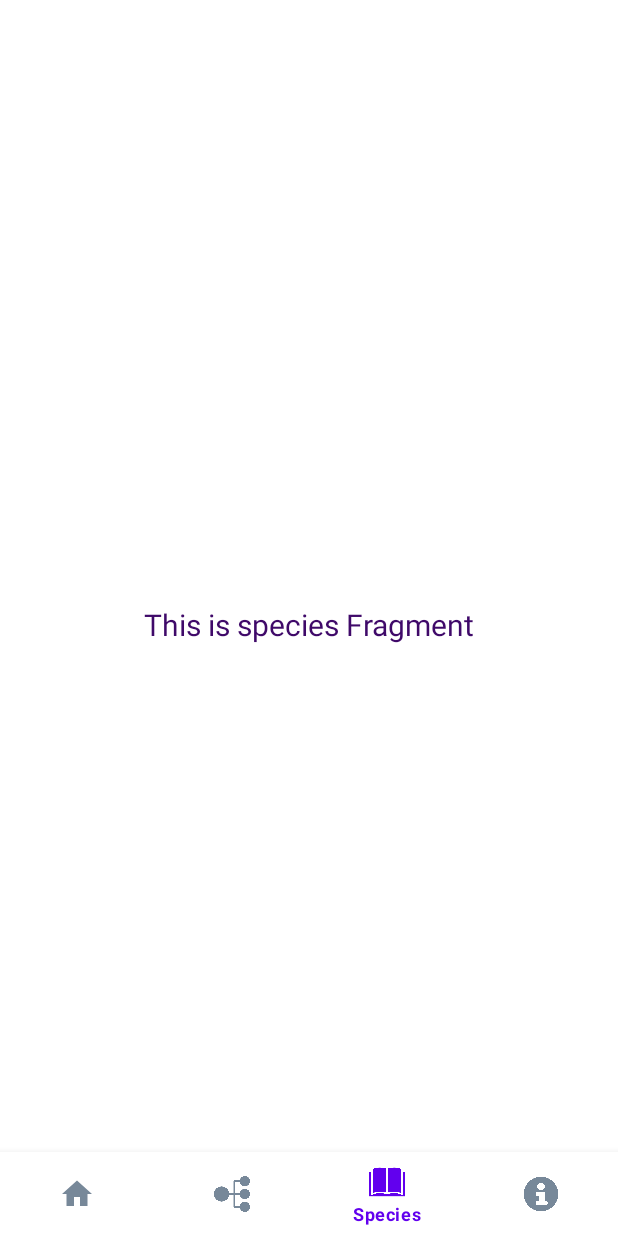
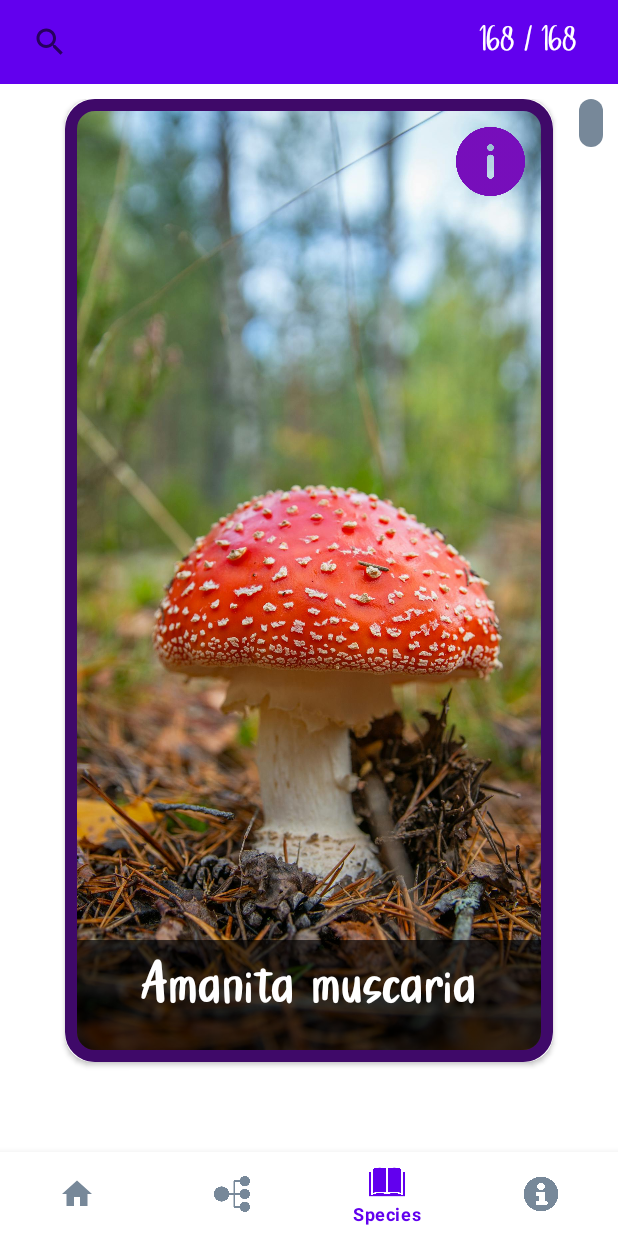
Before and after one commit to RP272/Mobile-Application-for-Mushroom-Species-Classification-Using-Neural-Networks, an Android app: the SpeciesFragment screen opened through its navigation route, item 3 of the bottom bar chosen, on a phone screen of 412 x 824 dp. Run offline under Robolectric (Android 15) with nearby library versions, the phone set to English and light mode, and no system bars; our stand-ins replace navigation-ui; libraries missing offline, so code that uses them is left out: org.pytorch; 1 statement that could not run was skipped.

Commit message:
feat: species fragment view with vertical RecyclerView display of mushroom species recognized by the classifier

```diff
--- a/mobile/app/build.gradle.kts
+++ b/mobile/app/build.gradle.kts
@@ -51,6 +51,7 @@ dependencies {
     implementation(libs.pytorch.android.lite)
     implementation(libs.pytorch.android.torchvision.lite)
     implementation(libs.kotlinx.serialization.json)
+    implementation(libs.androidx.recyclerview)
     testImplementation(libs.junit)
     androidTestImplementation(libs.androidx.junit)
     androidTestImplementation(libs.androidx.espresso.core)
--- a/mobile/app/src/main/java/com/example/mushroomclassifier/ui/species/SpeciesFragment.kt
+++ b/mobile/app/src/main/java/com/example/mushroomclassifier/ui/species/SpeciesFragment.kt
@@ -4,14 +4,22 @@ import android.os.Bundle
 import android.view.LayoutInflater
 import android.view.View
 import android.view.ViewGroup
-import android.widget.TextView
+import android.widget.SearchView
 import androidx.fragment.app.Fragment
 import androidx.lifecycle.ViewModelProvider
+import androidx.recyclerview.widget.LinearLayoutManager
+import androidx.recyclerview.widget.PagerSnapHelper
+import com.example.mushroomclassifier.MainActivity
+import com.example.mushroomclassifier.data.model.MushroomSpecies
+import com.example.mushroomclassifier.data.repository.MushroomRepository
 import com.example.mushroomclassifier.databinding.FragmentSpeciesBinding
+import com.example.mushroomclassifier.ui.common.MushroomAdapter
 
 class SpeciesFragment : Fragment() {
 
     private var _binding: FragmentSpeciesBinding? = null
+    private lateinit var mushroomRepository: MushroomRepository
+    private var speciesTotalCount: Int = 0
 
     // This property is only valid between onCreateView and
     // onDestroyView.
@@ -26,12 +34,53 @@ class SpeciesFragment : Fragment() {
             ViewModelProvider(this).get(SpeciesViewModel::class.java)
 
         _binding = FragmentSpeciesBinding.inflate(inflater, container, false)
+
+        binding.speciesRecyclerView.layoutManager =
+            LinearLayoutManager(requireContext(), LinearLayoutManager.VERTICAL, false)
+
+        mushroomRepository = (requireActivity() as MainActivity).mushroomRepository
+        val species = mushroomRepository.getAllSpecies(requireContext()).map { s ->
+            MushroomSpecies(
+                latinName = s.latinName,
+                image = s.image,
+                description = s.description,
+                edibility = s.edibility,
+                probability = null
+            )
+        }
+        speciesTotalCount = species.count()
+        binding.speciesCounter.text = "$speciesTotalCount / $speciesTotalCount"
+        binding.speciesRecyclerView.adapter = MushroomAdapter(species)
+        val snapHelper = PagerSnapHelper()
+        snapHelper.attachToRecyclerView(binding.speciesRecyclerView)
+
+        binding.speciesSearchView.setOnQueryTextListener(object : SearchView.OnQueryTextListener {
+            override fun onQueryTextChange(newText: String?): Boolean {
+                if (newText != null) {
+                    val filteredSpecies = species.filter { e ->
+                        e.latinName.lowercase().contains(newText.lowercase())
+                    }
+                    binding.speciesRecyclerView.adapter = MushroomAdapter(filteredSpecies)
+                    val filteredCount = filteredSpecies.count()
+                    binding.speciesCounter.text = "$filteredCount / $speciesTotalCount"
+                }
+                return true
+            }
+
+            override fun onQueryTextSubmit(query: String?): Boolean {
+                if (query != null) {
+                    val filteredSpecies = species.filter { e ->
+                        e.latinName.lowercase().contains(query.lowercase())
+                    }
+                    binding.speciesRecyclerView.adapter = MushroomAdapter(filteredSpecies)
+                    val filteredCount = filteredSpecies.count()
+                    binding.speciesCounter.text = "$filteredCount / $speciesTotalCount"
+                }
+                return true
+            }
+        })
+
         val root: View = binding.root
-
-        val textView: TextView = binding.textSpecies
-        notificationsViewModel.text.observe(viewLifecycleOwner) {
-            textView.text = it
-        }
         return root
     }
 
--- /dev/null
+++ b/mobile/app/src/main/res/drawable/species_recycler_view_scrollbar.xml
@@ -0,0 +1,7 @@
+<?xml version="1.0" encoding="utf-8"?>
+<shape xmlns:android="http://schemas.android.com/apk/res/android"
+    android:shape="rectangle">
+    <size android:width="16dp"/>
+    <solid android:color="@color/secondary"/>
+    <corners android:radius="16dp" />
+</shape>
--- a/mobile/app/src/main/res/layout/fragment_species.xml
+++ b/mobile/app/src/main/res/layout/fragment_species.xml
@@ -1,25 +1,52 @@
 <?xml version="1.0" encoding="utf-8"?>
-<androidx.constraintlayout.widget.ConstraintLayout xmlns:android="http://schemas.android.com/apk/res/android"
+<LinearLayout xmlns:android="http://schemas.android.com/apk/res/android"
     xmlns:app="http://schemas.android.com/apk/res-auto"
     xmlns:tools="http://schemas.android.com/tools"
     android:layout_width="match_parent"
     android:layout_height="match_parent"
     tools:context=".ui.species.SpeciesFragment"
     android:background="@color/white"
+    android:orientation="vertical"
     >
 
-    <TextView
-        android:id="@+id/text_species"
+    <LinearLayout
         android:layout_width="match_parent"
         android:layout_height="wrap_content"
-        android:layout_marginStart="8dp"
-        android:layout_marginTop="8dp"
-        android:layout_marginEnd="8dp"
-        android:textAlignment="center"
-        android:textSize="20sp"
-        android:textColor="@color/primary"
-        app:layout_constraintBottom_toBottomOf="parent"
-        app:layout_constraintEnd_toEndOf="parent"
-        app:layout_constraintStart_toStartOf="parent"
-        app:layout_constraintTop_toTopOf="parent" />
-</androidx.constraintlayout.widget.ConstraintLayout>
+        android:background="@color/purple_500"
+        android:gravity="center_vertical"
+        android:padding="4dp"
+        >
+        <SearchView
+            android:id="@+id/speciesSearchView"
+            android:layout_width="0dp"
+            android:layout_weight="1"
+            android:layout_height="wrap_content"
+            android:background="@color/purple_500"
+            tools:layout_editor_absoluteX="105dp"
+            android:paddingHorizontal="5dp"
+            tools:layout_editor_absoluteY="2dp"
+            android:queryHint="Enter latin name"
+        />
+
+        <TextView
+            android:id="@+id/speciesCounter"
+            android:layout_width="wrap_content"
+            android:layout_height="wrap_content"
+            android:textColor="@color/white"
+            android:fontFamily="@font/autumn_fall"
+            android:textSize="24sp"
+            android:layout_marginRight="24dp"
+        />
+    </LinearLayout>
+
+
+    <androidx.recyclerview.widget.RecyclerView
+        android:id="@+id/speciesRecyclerView"
+        android:layout_width="match_parent"
+        android:layout_height="650dp"
+        android:scrollbars="vertical"
+        android:scrollbarThumbVertical="@drawable/species_recycler_view_scrollbar"
+        android:scrollbarSize="10dp"
+        android:layout_margin="10dp"
+    />
+</LinearLayout>
--- a/mobile/app/src/main/res/layout/mushroom_card.xml
+++ b/mobile/app/src/main/res/layout/mushroom_card.xml
@@ -7,7 +7,9 @@
     android:backgroundTint="@color/white"
     android:clickable="true"
     android:focusable="true"
-    app:cardCornerRadius="18dp">
+    app:cardCornerRadius="18dp"
+    android:layout_marginBottom="8dp"
+    >
 
     <ImageView
         android:id="@+id/mushroomImage"
--- a/mobile/gradle/libs.versions.toml
+++ b/mobile/gradle/libs.versions.toml
@@ -14,6 +14,7 @@ lifecycleViewmodelKtx = "2.9.4"
 navigationFragmentKtx = "2.9.5"
 navigationUiKtx = "2.9.5"
 pytorch_android_lite = "2.1.0"
+recyclerview = "1.4.0"
 
 [libraries]
 androidx-core-ktx = { group = "androidx.core", name = "core-ktx", version.ref = "coreKtx" }
@@ -30,6 +31,7 @@ androidx-navigation-fragment-ktx = { group = "androidx.navigation", name = "navi
 androidx-navigation-ui-ktx = { group = "androidx.navigation", name = "navigation-ui-ktx", version.ref = "navigationUiKtx" }
 pytorch_android_lite = { module = "org.pytorch:pytorch_android_lite", version.ref = "pytorch_android_lite" }
 pytorch_android_torchvision_lite = { module = "org.pytorch:pytorch_android_torchvision_lite", version.ref = "pytorch_android_lite" }
+androidx-recyclerview = { group = "androidx.recyclerview", name = "recyclerview", version.ref = "recyclerview" }
 
 [plugins]
 android-application = { id = "com.android.application", version.ref = "agp" }
```
